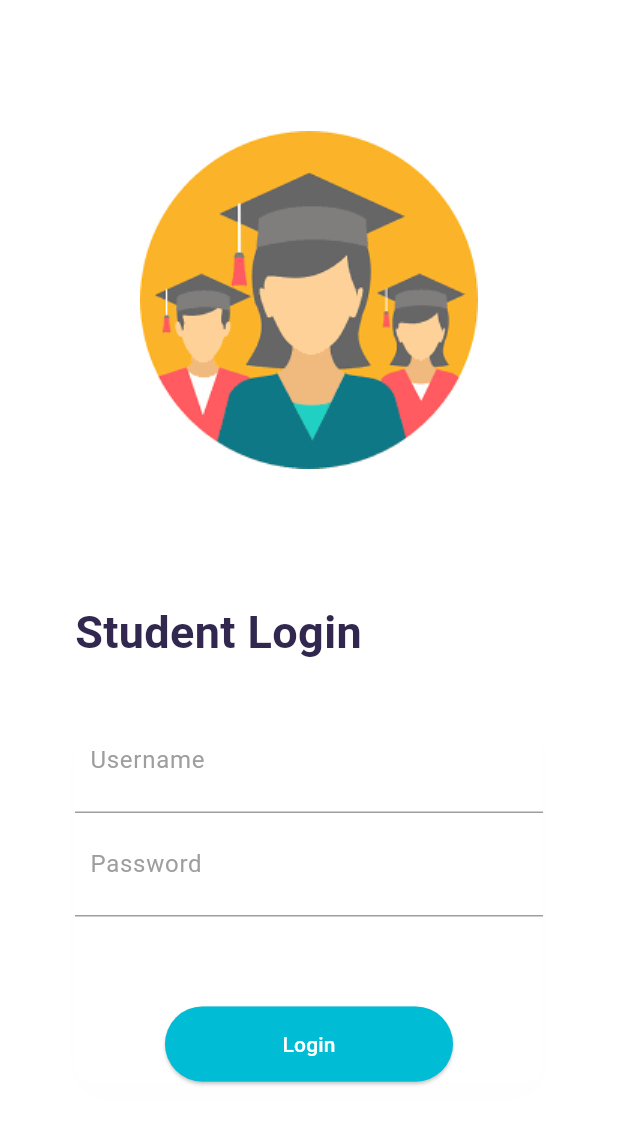
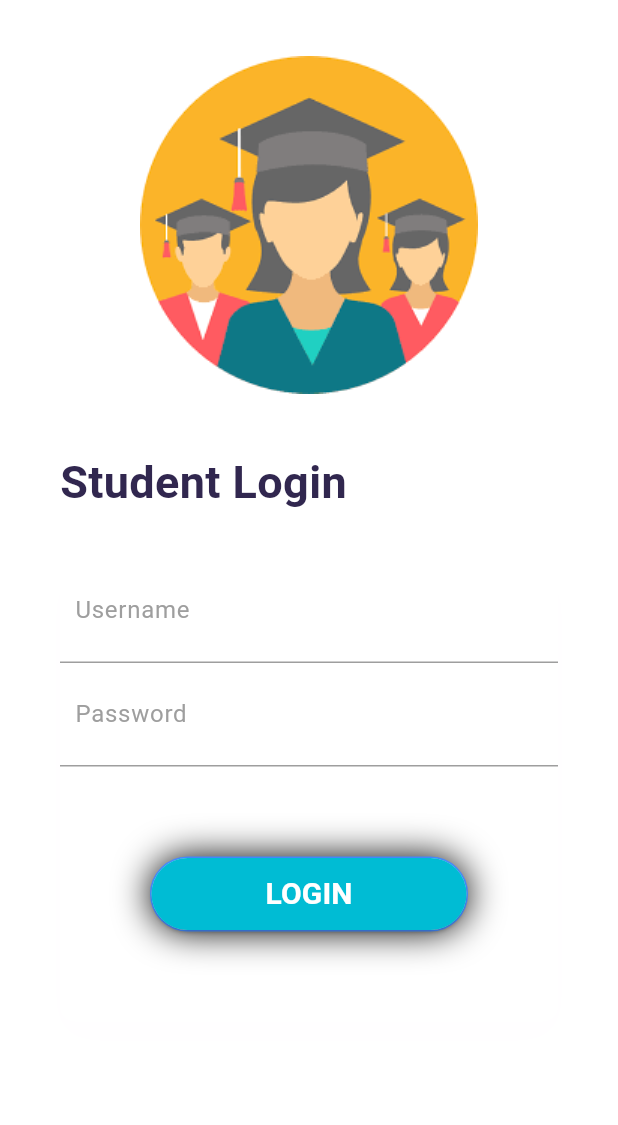
Before and after one commit to sai-venkii/Attendance-Tracker, a Flutter app: the screen it shows after launch, after a tap on "Student", on a phone screen of 412 x 824 dp. Shown: the top 1125 px of the screen. Run offline on Flutter 3.47's test engine with Material 3 defaults, Android fonts, the phone set to English and light mode, and no system bars; our stand-ins replace cloud_firestore, firebase_auth, firebase_core; accounts and stored records are empty; network calls fail.

Commit message:
Login Backend Completed

```diff
--- a/lib/main.dart
+++ b/lib/main.dart
@@ -36,7 +36,6 @@
       body: SafeArea(
         child: Center(
           child: Column(
-
               mainAxisAlignment: MainAxisAlignment.spaceEvenly,
               children:<Widget>[
                 Text(
--- a/lib/pages/login_page.dart
+++ b/lib/pages/login_page.dart
@@ -4,44 +4,47 @@
 import 'package:cloud_firestore/cloud_firestore.dart';
 import 'package:flutter/material.dart';
 
-class LoginPageLayout extends StatelessWidget{
+class LoginPageLayout extends StatefulWidget{
   final String path;
   final String role;
   final double h;
   final double w;
-  LoginPageLayout({
+  const LoginPageLayout({
     super.key,
     required this.path,
     required this.role,
     required this.h,
     required this.w
   });
+
+  @override
+  State<LoginPageLayout> createState() => _LoginPageLayoutState();
+}
+
+class _LoginPageLayoutState extends State<LoginPageLayout> {
   final TextEditingController _usernameController=TextEditingController();
   final TextEditingController _passwordController=TextEditingController();
-  final CollectionReference sample=FirebaseFirestore.instance.collection("Sample");
-  Future<void> login() async{
-    sample.add(
-      {
-        'email': _usernameController.text,
-        'password': _passwordController.text
-      }
-    );
-  }
+  FocusNode usernameField=FocusNode();
+  FocusNode passwordField=FocusNode();
+  bool isVisible=false;
   @override
   Widget build (BuildContext context){
     return Scaffold(
         backgroundColor : Colors.white,
-        body: Column(
+        body: SafeArea(
+          child: SingleChildScrollView(
+            physics: BouncingScrollPhysics(),
+            child: Column(
                 crossAxisAlignment:CrossAxisAlignment.start ,
                 children: <Widget>[
-              profile(path),
+                  profile(widget.path),
                   Padding(
-                padding: EdgeInsets.symmetric(horizontal: 50),
+                    padding: EdgeInsets.symmetric(horizontal: 40),
                     child: Column(
                       crossAxisAlignment: CrossAxisAlignment.start,
                       children: <Widget>[
                         Text(
-                      "$role Login",
+                          "${widget.role} Login",
                           style: TextStyle(
                               color: Color.fromRGBO(49, 39, 79, 1),
                               fontWeight:FontWeight.bold,
@@ -73,12 +76,16 @@
                                     )
                                 ),
                                 child: TextField(
+                                  focusNode: usernameField,
                                   controller: _usernameController,
                                   decoration: InputDecoration(
                                       border: InputBorder.none,
                                       hintText: "Username",
                                       hintStyle: TextStyle(color: Colors.grey)
                                   ),
+                                  onSubmitted: (value)=>{
+                                    FocusScope.of(context).requestFocus(passwordField)
+                                  },
                                 ),
                               ),
                               Container(
@@ -86,18 +93,20 @@
                                 decoration: BoxDecoration(
                                     border: Border(bottom: BorderSide(
                                         color: Colors.grey
-                                ))
+                                      )
+                                    )
                                 ),
                                 child: TextField(
+                                  focusNode: passwordField,
                                   controller: _passwordController,
                                   decoration: InputDecoration(
                                       border: InputBorder.none,
                                       hintText: "Password",
                                       hintStyle: TextStyle(color: Colors.grey)
                                   ),
+                                  obscureText: true,
                                 ),
                               ),
-                          SizedBox(height: 20),
                               // Center(
                               //     child :Text(
                               //       "Forgot password?",
@@ -106,15 +115,21 @@
                               //       ),
                               //     )
                               // ),
-                          SizedBox(
-                            height: 40
-                          ),
+
                               Container(
                                 height: 50,
-                            margin: EdgeInsets.symmetric(horizontal: 60),
+                                margin: EdgeInsets.all(60),
                                 decoration: BoxDecoration(
                                   borderRadius: BorderRadius.circular(50),
                                   color: Colors.lightBlue[100],
+                                  border: Border.all(
+                                    color: Colors.blueAccent
+                                  ),
+                                  boxShadow: [
+                                    BoxShadow(
+                                      blurRadius: 20,
+                                    )
+                                  ]
                                 ),
                                 child:ElevatedButton(
                                   style: const ButtonStyle(
@@ -122,9 +137,11 @@
                                   ),
                                   child:Center(
                                     child:Text(
-                                  "Login",
+                                      "LOGIN",
                                       style: TextStyle(
-                                      color: Colors.white
+                                        fontSize: 20,
+                                        color: Colors.white,
+                                        fontWeight: FontWeight.bold,
                                       ),
                                     ),
                                   ) ,
@@ -132,7 +149,7 @@
                                     await AuthService().signIn(
                                         email: _usernameController.text.trim(),
                                         password: _passwordController.text.trim(),
-                                    isStudent: (role == "Student"? true : false),
+                                        isStudent: (widget.role == "Student"? true : false),
                                         context: context
                                     );
                                   }
@@ -145,20 +162,15 @@
                     ),
                   )
                 ]
+              ),
+          ),
         )
         );
       }
-      /*
-  void navigateToFLogin(){
-    Navigator.push(context, MaterialPageRoute(builder: (context)=>StudentPage()));
-  }
-  void navigateToSLogin(){
-    Navigator.push(context, MaterialPageRoute(builder: (context)=>FacultyPage()));
-*/
 }
 Widget profile(String path){
   return SizedBox(
-    height:400,
+    height:300,
     child: Stack(
       children:<Widget>[
         Positioned(
```
Also changed, not shown: lib/services/auth.dart (+20 -4 lines). Lines whose indentation alone changed are shown as unchanged.
